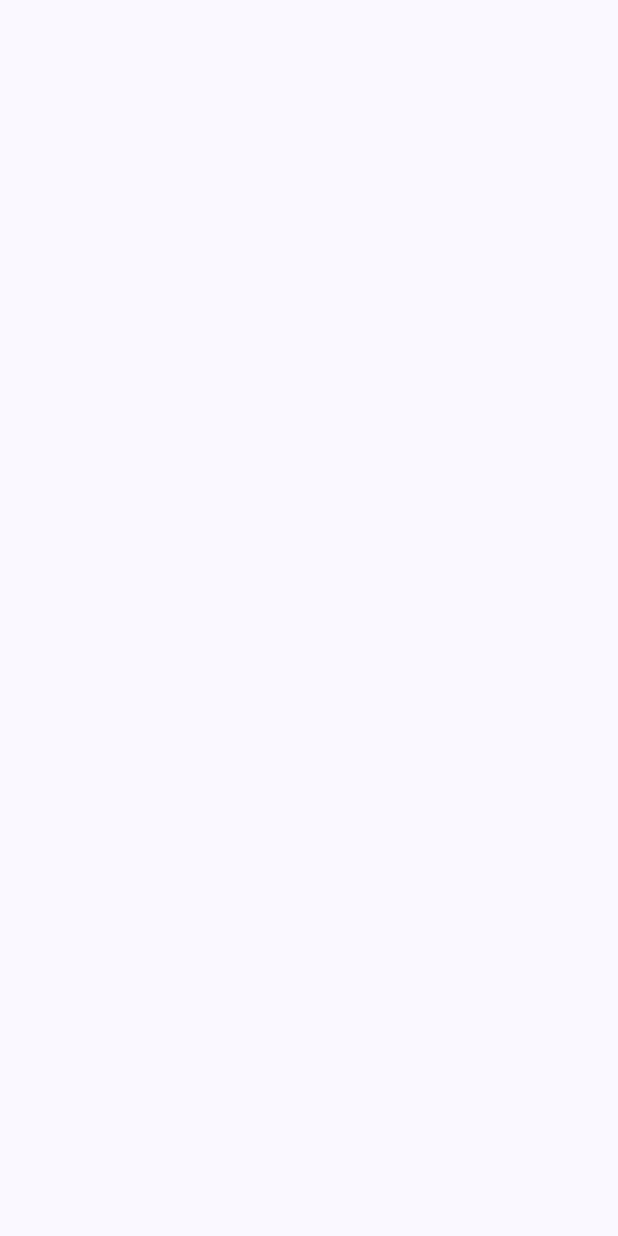
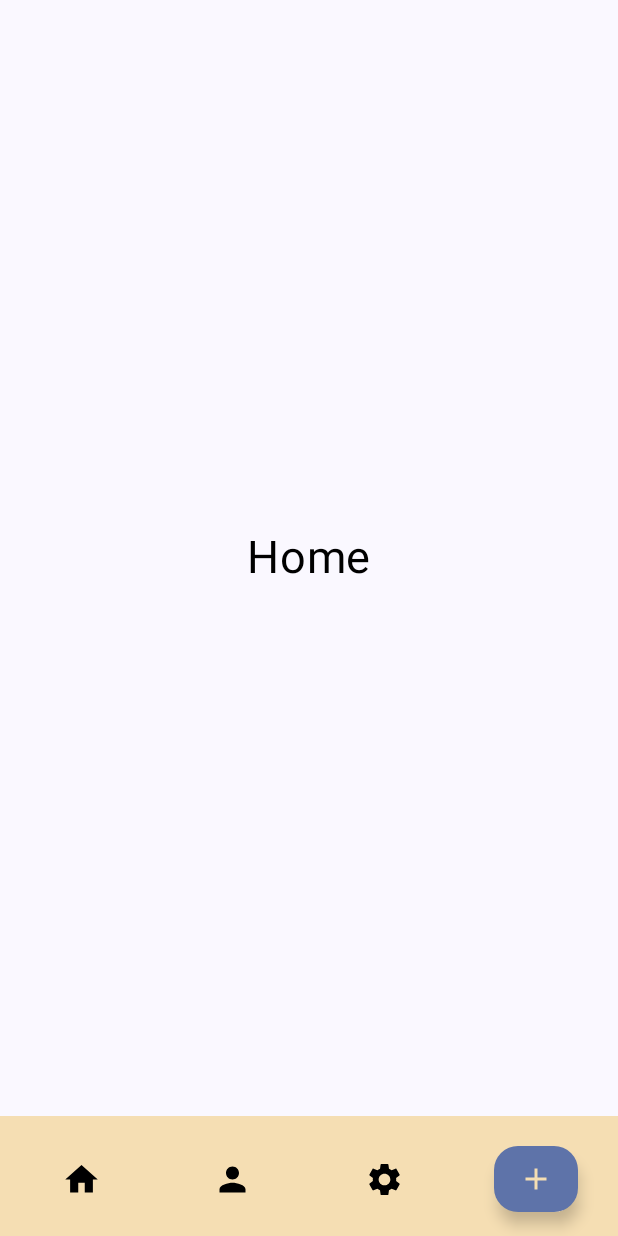
Before and after one commit to aleynaelif/Kotlin-Projects, an Android app built with Jetpack Compose: the screen it shows after launch (MainActivity), on a phone screen of 412 x 824 dp. Before the commit the screen is empty. Run offline under Robolectric (Android 15) with nearby library versions, the phone set to English and light mode, and no system bars.

Commit message:
Bottom Navigation Bar

```diff
--- a/Compose/app/src/main/java/com/leys/compose/MainActivity.kt
+++ b/Compose/app/src/main/java/com/leys/compose/MainActivity.kt
@@ -1,5 +1,6 @@
 package com.leys.compose
 
+import Notification
 import android.annotation.SuppressLint
 import android.os.Bundle
 import android.widget.Toast
@@ -17,9 +18,11 @@ import androidx.compose.foundation.layout.fillMaxSize
 import androidx.compose.foundation.layout.fillMaxWidth
 import androidx.compose.foundation.layout.height
 import androidx.compose.foundation.layout.padding
+import androidx.compose.foundation.layout.size
 import androidx.compose.foundation.layout.width
 import androidx.compose.foundation.shape.RoundedCornerShape
 import androidx.compose.material.icons.Icons
+import androidx.compose.material.icons.filled.Add
 import androidx.compose.material.icons.filled.ExitToApp
 import androidx.compose.material.icons.filled.Home
 import androidx.compose.material.icons.filled.MoreVert
@@ -27,16 +30,19 @@ import androidx.compose.material.icons.filled.Person
 import androidx.compose.material.icons.filled.Search
 import androidx.compose.material.icons.filled.Settings
 import androidx.compose.material.icons.rounded.Menu
+import androidx.compose.material3.BottomAppBar
 import androidx.compose.material3.Button
 import androidx.compose.material3.ButtonDefaults
 import androidx.compose.material3.Divider
 import androidx.compose.material3.DrawerValue
 import androidx.compose.material3.ExperimentalMaterial3Api
+import androidx.compose.material3.FloatingActionButton
 import androidx.compose.material3.Icon
 import androidx.compose.material3.IconButton
 import androidx.compose.material3.MaterialTheme
 import androidx.compose.material3.ModalDrawerSheet
 import androidx.compose.material3.ModalNavigationDrawer
+import androidx.compose.material3.NavigationBarDefaults.containerColor
 import androidx.compose.material3.NavigationDrawerItem
 import androidx.compose.material3.Scaffold
 import androidx.compose.material3.Surface
@@ -47,6 +53,7 @@ import androidx.compose.material3.rememberDrawerState
 import androidx.compose.runtime.Composable
 import androidx.compose.runtime.getValue
 import androidx.compose.runtime.mutableIntStateOf
+import androidx.compose.runtime.mutableStateOf
 import androidx.compose.runtime.remember
 import androidx.compose.runtime.rememberCoroutineScope
 import androidx.compose.runtime.setValue
@@ -85,6 +92,7 @@ class MainActivity : ComponentActivity() {
                     //LearnState()
                     //LearnTopAppBar()
                     //LearnNavDrawer()
+                    MyBottomAppBar()
                 }
             }
         }
@@ -404,3 +412,83 @@ fun LearnNavDrawer(){
         }
     }
 }
+
+@Preview(showBackground = true)
+@Composable
+fun LearnNavDrawerPreview() {
+    ComposeTheme {
+        LearnNavDrawer()
+    }
+}
+
+@Composable
+fun MyBottomAppBar(){
+    val navigationController = rememberNavController()
+    val context = LocalContext.current.applicationContext
+    val selected = remember {
+        mutableStateOf(Icons.Default.Home)
+    }
+
+    Scaffold (
+        bottomBar = {
+            BottomAppBar (
+                containerColor = Beige
+            ){
+                IconButton(onClick = {
+                    selected.value = Icons.Default.Home
+                    navigationController.navigate(Screens.Home.screen) {
+                        popUpTo(0)
+                    }
+                }, modifier = Modifier.weight(1f)) {
+                    Icon(Icons.Default.Home, contentDescription = null, modifier = Modifier.size(26.dp),
+                        tint = if (selected.value == Icons.Default.Home) Color.Black else Color.Gray)
+                }
+                IconButton(onClick = {
+                    selected.value = Icons.Default.Person
+                    navigationController.navigate(Screens.Profile.screen) {
+                        popUpTo(0)
+                    }
+                }, modifier = Modifier.weight(1f)) {
+                    Icon(Icons.Default.Person, contentDescription = null, modifier = Modifier.size(26.dp),
+                        tint = if (selected.value == Icons.Default.Home) Color.Black else Color.Gray)
+                }
+                IconButton(onClick = {
+                    selected.value = Icons.Default.Settings
+                    navigationController.navigate(Screens.Settings.screen) {
+                        popUpTo(0)
+                    }
+                }, modifier = Modifier.weight(1f)) {
+                    Icon(Icons.Default.Settings, contentDescription = null, modifier = Modifier.size(26.dp),
+                        tint = if (selected.value == Icons.Default.Home) Color.Black else Color.Gray)
+                }
+
+                Box(modifier = Modifier
+                    .weight(1f)
+                    .padding(16.dp),
+                    contentAlignment = Alignment.Center){
+                    FloatingActionButton(onClick = { Toast.makeText(context, "Open Bottom Sheet", Toast.LENGTH_SHORT).show() }) {
+                        Icon(Icons.Default.Add, contentDescription = null, tint = Beige)
+                    }
+                }
+            }
+            }
+    ){ paddingValues ->
+        NavHost(navController = navigationController,
+            startDestination = Screens.Home.screen,
+            modifier = Modifier.padding(paddingValues)){
+            composable(Screens.Home.screen){ Home()}
+            composable(Screens.Profile.screen){ Profile()}
+            composable(Screens.Settings.screen){ Settings()}
+            composable(Screens.Notification.screen){ Notification()}
+        }
+    }
+
+}
+
+@Preview(showBackground = true)
+@Composable
+fun MyBottomAppBarPreview() {
+    ComposeTheme {
+        MyBottomAppBar()
+    }
+}
--- a/Compose/app/src/main/java/com/leys/compose/Screens.kt
+++ b/Compose/app/src/main/java/com/leys/compose/Screens.kt
@@ -4,4 +4,5 @@ sealed class Screens(val screen: String){
     data object Home: Screens("home")
     data object Profile: Screens("profile")
     data object Settings: Screens("settings")
+    data object Notification: Screens("notification")
 }
```
Also changed, not shown: Compose/app/src/main/java/com/leys/compose/Notification.kt (added, +30 -0 lines).
